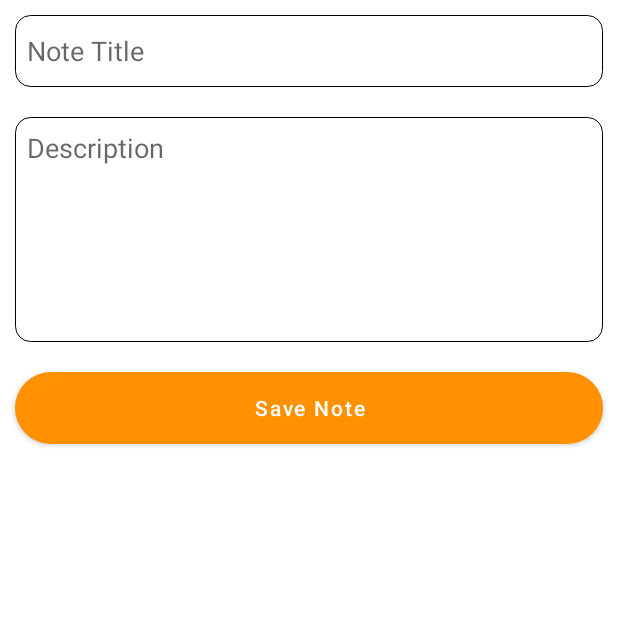
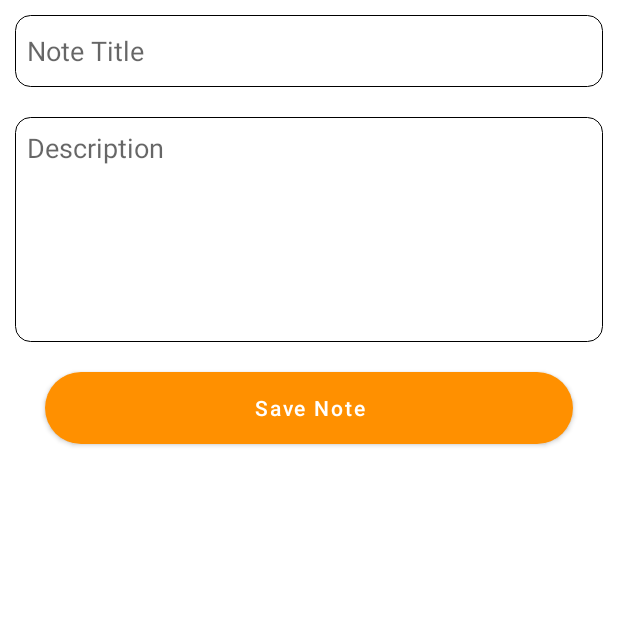
Before and after one commit to Felix-Kariuki/Note, an Android app: the screen it shows after launch (AddEditNoteActivity), after a tap on "fab", on a phone screen of 412 x 824 dp, the top half of it. Run offline under Robolectric (Android 15) with nearby library versions, the phone set to English and light mode, and no system bars; our stand-ins replace Room's generated code; 1 statement that could not run was skipped.

Commit message:
ui change in add edit note

```diff
--- a/app/src/main/java/com/flexcode/mynotes/activities/MainActivity.kt
+++ b/app/src/main/java/com/flexcode/mynotes/activities/MainActivity.kt
@@ -34,9 +34,6 @@ class MainActivity : AppCompatActivity(), NoteClickInterface, NoteClickDeleteInt
         super.onCreate(savedInstanceState)
         binding = ActivityMainBinding.inflate(layoutInflater)
         setContentView(binding.root)
-        supportActionBar!!.hide()
-
-
 
         rvNotes = binding.rvNotes
         rvNotes.layoutManager = LinearLayoutManager(this)
--- a/app/src/main/res/layout/activity_add_edit_note.xml
+++ b/app/src/main/res/layout/activity_add_edit_note.xml
@@ -38,11 +38,13 @@
     <Button
         android:id="@+id/btnAddUpdate"
         android:layout_width="match_parent"
-        android:layout_height="wrap_content"
+        android:layout_height="48dp"
         android:layout_below="@+id/etEditNoteDescription"
-        android:layout_margin="10dp"
+        android:layout_marginStart="30dp"
+        android:layout_marginTop="10dp"
+        android:layout_marginEnd="30dp"
         android:background="@drawable/button"
         android:text="Button"
-        app:backgroundTint="@color/darkOrange"
-        android:textAllCaps="false" />
+        android:textAllCaps="false"
+        app:backgroundTint="@color/darkOrange" />
 </RelativeLayout>
--- a/app/src/main/res/layout/activity_main.xml
+++ b/app/src/main/res/layout/activity_main.xml
@@ -21,7 +21,7 @@
         android:layout_height="wrap_content"
         android:layout_alignParentBottom="true"
         android:layout_alignParentEnd="true"
-        android:backgroundTint="@color/azure"
+        android:backgroundTint="@color/darkOrange"
         android:id="@+id/fabAddNotes"
         android:layout_margin="20dp"
         android:contentDescription="fab"
--- a/app/src/main/res/values/themes.xml
+++ b/app/src/main/res/values/themes.xml
@@ -2,7 +2,7 @@
     <!-- Base application theme. -->
     <style name="Theme.FlexNote" parent="Theme.MaterialComponents.DayNight.DarkActionBar">
         <!-- Primary brand color. -->
-        <item name="colorPrimary">@color/purple_500</item>
+        <item name="colorPrimary">@color/azure</item>
         <item name="colorPrimaryVariant">@color/azure</item>
         <item name="colorOnPrimary">@color/white</item>
         <!-- Secondary brand color. -->
```
